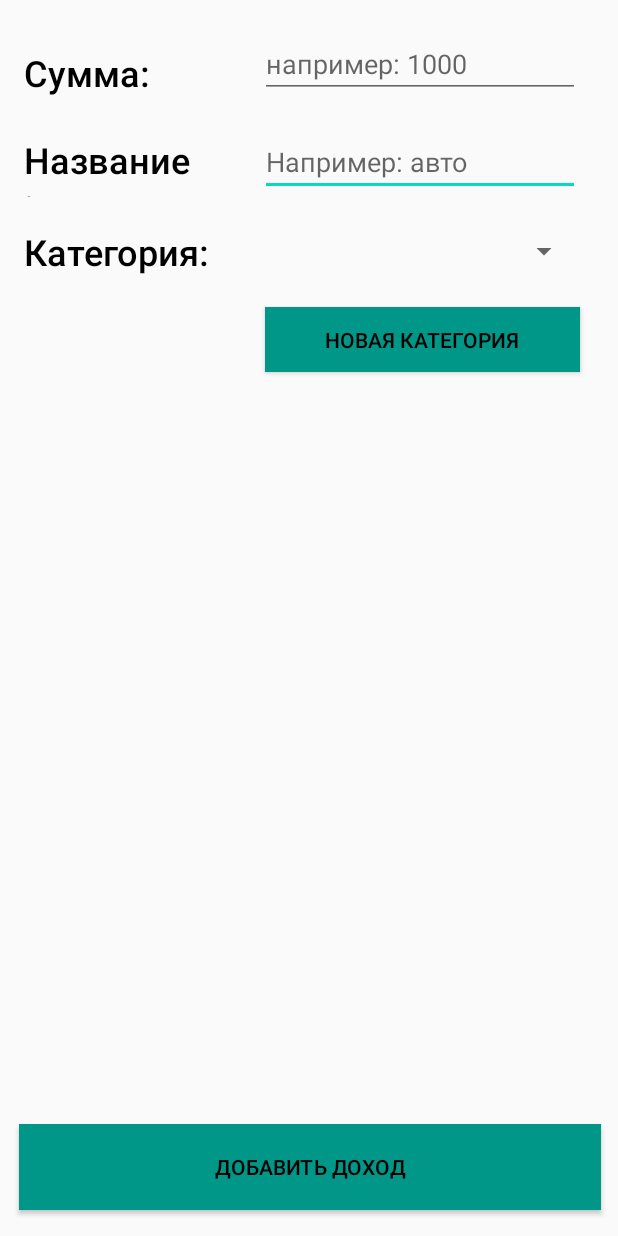
After one commit to sullssul/topNet, an Android app: the layout activity_add_new_profit.xml on its own in the app's theme, with its tools: preview values and no code run, on a phone screen of 412 x 824 dp. The commit adds this screen. Run offline under Robolectric (Android 15) with nearby library versions, the phone set to English and light mode, and no system bars.

```diff
--- a/app/src/main/AndroidManifest.xml
+++ b/app/src/main/AndroidManifest.xml
@@ -9,7 +9,9 @@
         android:roundIcon="@mipmap/ic_launcher_round"
         android:supportsRtl="true"
         android:theme="@style/AppTheme">
-        <activity android:name=".Profit_Activity"></activity>
+        <activity android:name=".ViewFlipper"></activity>
+        <activity android:name=".Add_new_profit" />
+        <activity android:name=".Profit_Activity" />
         <activity android:name=".Add_new" />
         <activity android:name=".MainActivity">
             <intent-filter>
--- a/app/src/main/java/com/example/vladkerasosi/MainActivity.java
+++ b/app/src/main/java/com/example/vladkerasosi/MainActivity.java
@@ -46,12 +46,6 @@ public class MainActivity extends AppCompatActivity {
         typesOfPurchases.add("Связь");
         typesOfPurchases.add("Развлечения");
         typesOfPurchases.add("Прочее");
-
-
-      //  setRecyclerView();
-
-
-
     }
 
 
--- a/app/src/main/java/com/example/vladkerasosi/Profit.java
+++ b/app/src/main/java/com/example/vladkerasosi/Profit.java
@@ -1,6 +1,8 @@
 package com.example.vladkerasosi;
 
-public class Profit {
+import java.io.Serializable;
+
+public class Profit implements Serializable {
 
     private String date;
     private float sum;
--- /dev/null
+++ b/app/src/main/res/layout/activity_add_new_profit.xml
@@ -0,0 +1,119 @@
+<?xml version="1.0" encoding="utf-8"?>
+<androidx.constraintlayout.widget.ConstraintLayout xmlns:android="http://schemas.android.com/apk/res/android"
+    xmlns:app="http://schemas.android.com/apk/res-auto"
+    xmlns:tools="http://schemas.android.com/tools"
+    android:layout_width="match_parent"
+    android:layout_height="match_parent"
+    tools:context=".Add_new_profit">
+
+    <Spinner
+        android:id="@+id/type_spinner"
+        android:layout_width="213dp"
+        android:layout_height="34dp"
+        android:layout_marginTop="20dp"
+        android:layout_marginEnd="25dp"
+        android:layout_marginRight="25dp"
+        app:layout_constraintEnd_toEndOf="parent"
+        app:layout_constraintTop_toBottomOf="@+id/name_edit_text" />
+
+    <Button
+        android:id="@+id/new_type_button"
+        android:layout_width="210dp"
+        android:layout_height="43dp"
+        android:layout_marginTop="20dp"
+        android:layout_marginEnd="25dp"
+        android:layout_marginRight="25dp"
+        android:background="#009688"
+        android:text="Новая категория"
+        android:textColor="#000000"
+        app:layout_constraintEnd_toEndOf="parent"
+        app:layout_constraintTop_toBottomOf="@+id/type_spinner" />
+
+
+    <TextView
+        android:id="@+id/textView9"
+        android:layout_width="125dp"
+        android:layout_height="38dp"
+        android:layout_marginStart="16dp"
+        android:layout_marginLeft="16dp"
+        android:layout_marginTop="20dp"
+        android:fontFamily="sans-serif-medium"
+        android:text="Категория:"
+        android:textColor="#000000"
+        android:textSize="24sp"
+        app:layout_constraintStart_toStartOf="parent"
+        app:layout_constraintTop_toBottomOf="@+id/textView6" />
+
+    <TextView
+        android:id="@+id/textView8"
+        android:layout_width="wrap_content"
+        android:layout_height="wrap_content"
+        android:layout_marginStart="16dp"
+        android:layout_marginLeft="16dp"
+        android:layout_marginTop="32dp"
+        android:fontFamily="sans-serif-medium"
+        android:text="Сумма:"
+        android:textColor="#000000"
+        android:textSize="24sp"
+        app:layout_constraintStart_toStartOf="parent"
+        app:layout_constraintTop_toTopOf="parent" />
+
+    <EditText
+        android:id="@+id/name_edit_text"
+        android:layout_width="wrap_content"
+        android:layout_height="wrap_content"
+        android:layout_marginTop="20dp"
+        android:layout_marginEnd="25dp"
+        android:layout_marginRight="25dp"
+        android:ems="10"
+        android:hint="Например: авто"
+        android:inputType="textPersonName"
+        app:layout_constraintEnd_toEndOf="parent"
+        app:layout_constraintTop_toBottomOf="@+id/sum_edit_text" />
+
+    <EditText
+        android:id="@+id/sum_edit_text"
+        android:layout_width="wrap_content"
+        android:layout_height="wrap_content"
+        android:layout_marginTop="20dp"
+        android:layout_marginEnd="25dp"
+        android:layout_marginRight="25dp"
+        android:ems="10"
+        android:hint="например: 1000"
+        android:inputType="number"
+        app:layout_constraintEnd_toEndOf="parent"
+        app:layout_constraintTop_toTopOf="parent" />
+
+    <TextView
+        android:id="@+id/textView6"
+        android:layout_width="115dp"
+        android:layout_height="41dp"
+        android:layout_marginStart="16dp"
+        android:layout_marginLeft="16dp"
+        android:layout_marginTop="25dp"
+        android:fontFamily="sans-serif-medium"
+        android:text="Название:"
+        android:textColor="#000000"
+        android:textSize="24sp"
+        app:layout_constraintStart_toStartOf="parent"
+        app:layout_constraintTop_toBottomOf="@+id/textView8" />
+
+    <Button
+        android:id="@+id/button"
+        android:onClick="AddNewProfit"
+        android:layout_width="388dp"
+        android:layout_height="57dp"
+        android:layout_marginStart="12dp"
+        android:layout_marginLeft="12dp"
+        android:layout_marginEnd="11dp"
+        android:layout_marginRight="11dp"
+        android:layout_marginBottom="17dp"
+        android:background="#009688"
+        android:text="Добавить доход"
+        android:textColor="#000000"
+        app:layout_constraintBottom_toBottomOf="parent"
+        app:layout_constraintEnd_toEndOf="parent"
+        app:layout_constraintStart_toStartOf="parent" />
+
+
+</androidx.constraintlayout.widget.ConstraintLayout>
```
Also changed, not shown: app/src/main/java/com/example/vladkerasosi/Add_new_profit.java (added, +75 -0 lines), app/src/main/java/com/example/vladkerasosi/Data_adapter_profit.java (+6 -6 lines), app/src/main/java/com/example/vladkerasosi/Profit_Activity.java (+74 -1 lines), app/src/main/java/com/example/vladkerasosi/ViewFlipper.java (added, +14 -0 lines), app/src/main/res/layout/activity_view_flipper.xml (added, +9 -0 lines).
